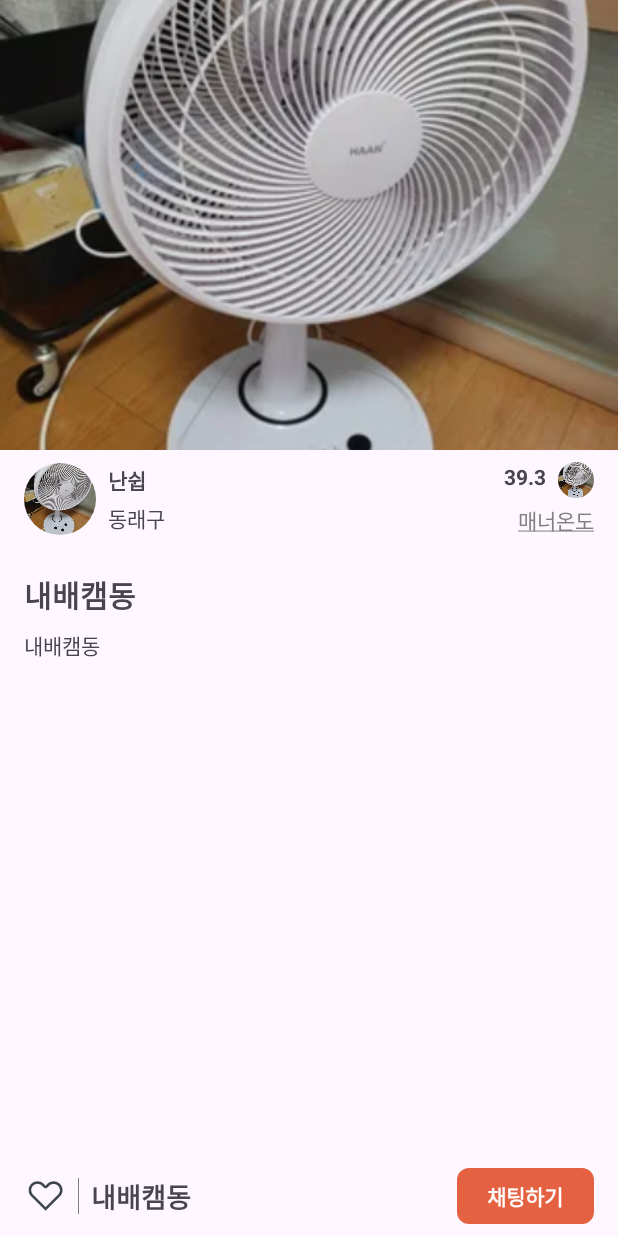
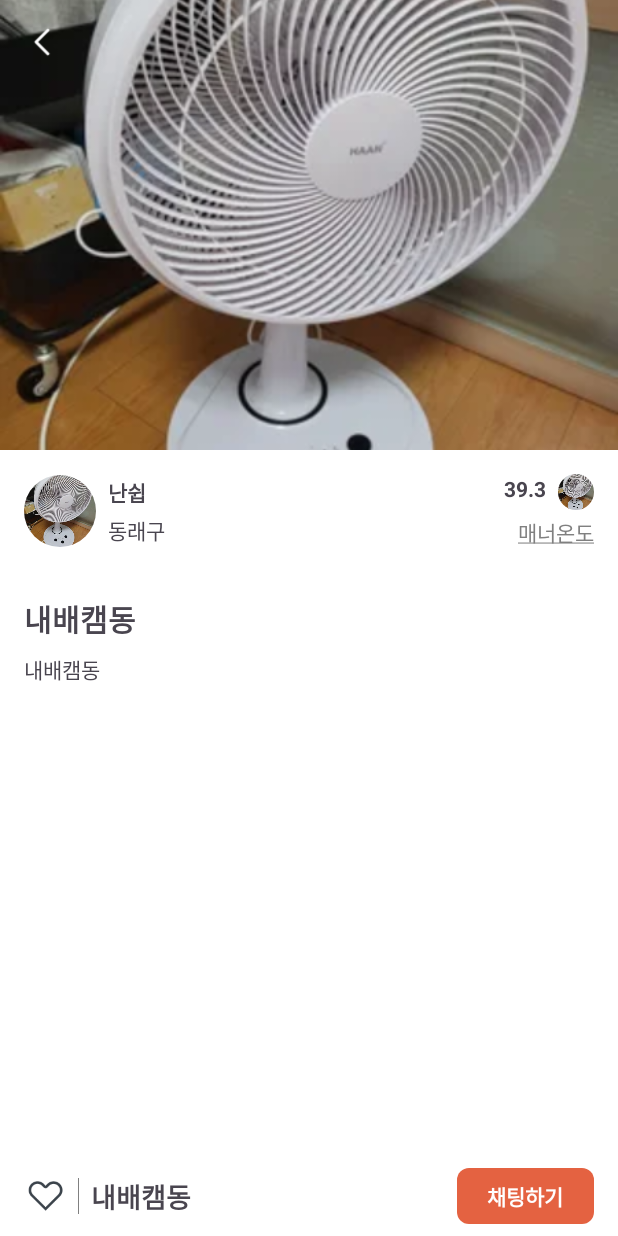
Before and after one commit to kkevi/android_7week_kkeviMarket, an Android app: the layout activity_detail.xml on its own in the app's theme, with its tools: preview values and no code run, on a phone screen of 412 x 824 dp. Run offline under Robolectric (Android 15) with nearby library versions, the phone set to English and light mode, and no system bars.

Commit message:
수정 : 디테일 페이지 뒤로가기 기능 추가

```diff
--- a/app/src/main/java/com/example/kkevi_market/MainActivity.kt
+++ b/app/src/main/java/com/example/kkevi_market/MainActivity.kt
@@ -29,7 +29,7 @@ class MainActivity : AppCompatActivity() {
         mainAdapter.itemClick = object : MainAdaptor.ItemClick {
             override fun onClick(view: View, position: Int) {
                 val intentDetail = Intent(this@MainActivity, DetailActivity::class.java)
-                intentDetail.putExtra("user", fakeDataList[position])
+                intentDetail.putExtra("data", fakeDataList[position])
                 startActivity(intentDetail)
             }
         }
--- a/app/src/main/java/com/example/kkevi_market/User.kt
+++ b/app/src/main/java/com/example/kkevi_market/User.kt
@@ -1,5 +1,6 @@
 package com.example.kkevi_market
 
+import android.health.connect.datatypes.units.Temperature
 import android.os.Parcelable
 import kotlinx.parcelize.Parcelize
 
@@ -8,4 +9,5 @@ data class User(
     val id: Int,
     val name: String,
     val location: String,
+    val temperature: Double = 36.5,
 ) : Parcelable
--- a/app/src/main/res/layout/activity_detail.xml
+++ b/app/src/main/res/layout/activity_detail.xml
@@ -5,12 +5,28 @@
     android:id="@+id/main"
     android:layout_width="match_parent"
     android:layout_height="match_parent"
-    tools:context=".DetailActivity">
+    tools:context=".DetailActivity"
+    android:background="@color/white">
+
+
+    <ImageView
+        android:id="@+id/iv_back"
+        android:layout_width="32dp"
+        android:layout_height="32dp"
+        android:layout_marginStart="12dp"
+        android:layout_marginTop="12dp"
+        android:elevation="2dp"
+        android:scaleType="centerCrop"
+        android:src="@drawable/ic_arrow_back"
+        app:layout_constraintStart_toStartOf="parent"
+        app:layout_constraintTop_toTopOf="parent" />
 
     <ScrollView
         android:id="@+id/scrollView2"
         android:layout_width="match_parent"
-        android:layout_height="match_parent">
+        android:layout_height="match_parent"
+        tools:layout_editor_absoluteX="201dp"
+        tools:layout_editor_absoluteY="0dp">
 
         <LinearLayout
             android:layout_width="match_parent"
@@ -31,8 +47,7 @@
                 android:id="@+id/constraintLayout"
                 android:layout_width="match_parent"
                 android:layout_height="wrap_content"
-                android:paddingHorizontal="16dp"
-                android:paddingVertical="8dp"
+                android:padding="16dp"
                 app:layout_constraintEnd_toEndOf="parent"
                 app:layout_constraintStart_toStartOf="parent"
                 app:layout_constraintTop_toBottomOf="@+id/detail_iv_image">
@@ -150,7 +165,6 @@
         </LinearLayout>
     </ScrollView>
 
-
     <androidx.constraintlayout.widget.ConstraintLayout
         android:id="@+id/bottom_constraintLayout"
         android:layout_width="match_parent"
@@ -201,17 +215,17 @@
             android:id="@+id/button1"
             android:layout_width="wrap_content"
             android:layout_height="wrap_content"
+            android:background="@drawable/bg_radius16_button"
+            android:backgroundTint="@color/grey60"
+            android:minWidth="0dp"
+            android:minHeight="0dp"
+            android:paddingHorizontal="20dp"
+            android:paddingVertical="4dp"
             android:text="@string/chatting"
+            android:textStyle="bold"
             app:layout_constraintBottom_toBottomOf="parent"
             app:layout_constraintEnd_toEndOf="parent"
-            app:layout_constraintTop_toTopOf="parent"
-            android:minWidth="0dp"
-            android:minHeight="0dp"
-            android:paddingVertical="4dp"
-            android:paddingHorizontal="20dp"
-            android:background="@drawable/bg_radius16_button"
-            android:textStyle="bold"
-            android:backgroundTint="@color/grey60"/>
+            app:layout_constraintTop_toTopOf="parent" />
     </androidx.constraintlayout.widget.ConstraintLayout>
 
 
```
Also changed, not shown: app/src/main/java/com/example/kkevi_market/DetailActivity.kt (+20 -9 lines), app/src/main/res/drawable/ic_arrow_back.png (added).
